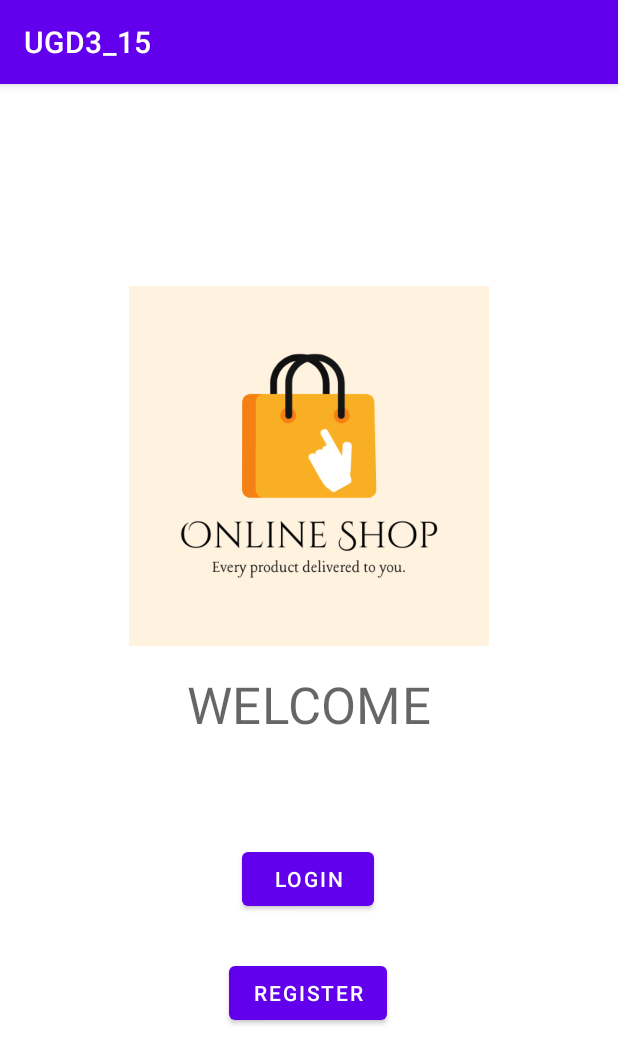
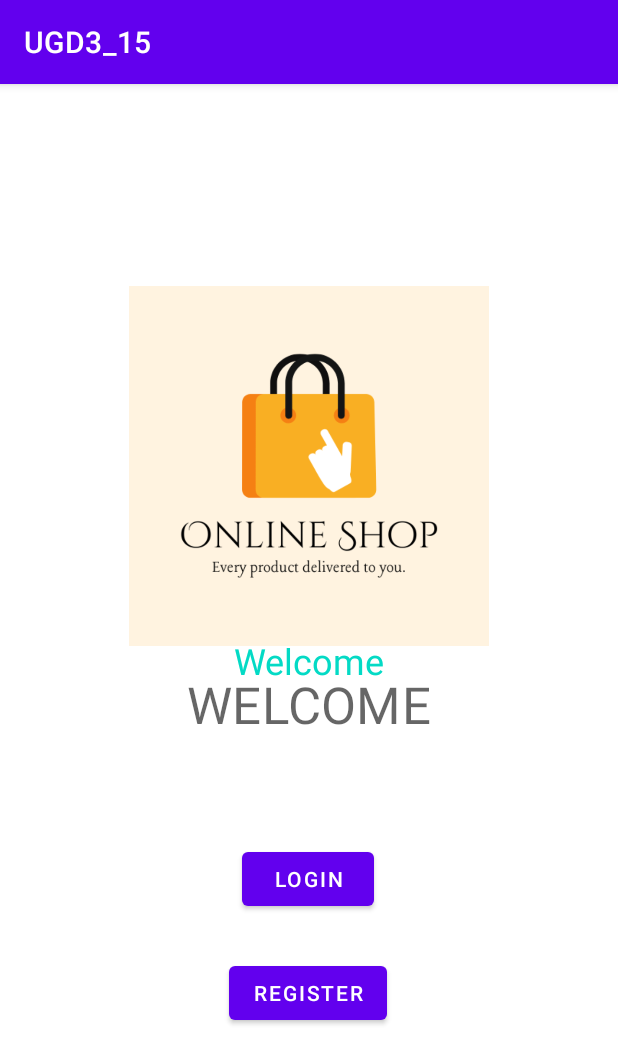
Before and after one commit to RenaSuban/UGD3_15, an Android app: the screen it shows after launch (MainActivity), on a phone screen of 412 x 824 dp. Shown: the top 1064 px of the screen. Run offline under Robolectric (Android 15) with nearby library versions, the phone set to English and light mode, and no system bars.

Commit message:
masih nyoba dlu

```diff
--- a/app/src/main/AndroidManifest.xml
+++ b/app/src/main/AndroidManifest.xml
@@ -14,13 +14,13 @@
         android:theme="@style/Theme.UGD3_15"
         tools:targetApi="31">
         <activity
-            android:name=".FragmentStar"
+            android:name=".StarFragment"
             android:exported="false" />
         <activity
             android:name=".MainPageActivity"
             android:exported="false" />
         <activity
-            android:name=".FragmentMain"
+            android:name=".MainFragment"
             android:exported="false" />
         <activity
             android:name=".LoginActivity"
--- a/app/src/main/java/com/unguided/ugd3_15/LoginActivity.kt
+++ b/app/src/main/java/com/unguided/ugd3_15/LoginActivity.kt
@@ -38,8 +38,8 @@ class LoginActivity : AppCompatActivity() {
             val username: String = inputUsername.getEditText()?.getText().toString()
             val password: String = inputPassword.getEditText()?.getText().toString()
 
-            if (username == "admin" && password == "kelompok9") checkLogin = true
-            if (username != "admin" && password != "kelompok9") {
+            if (username == "admin" && password == "kelompok15") checkLogin = true
+            if (username != "admin" && password != "kelompok15") {
                 if(username.isEmpty()){
                     inputUsername.setError("Username must be filled with text")
                     checkLogin = false
--- a/app/src/main/res/layout/activity_main.xml
+++ b/app/src/main/res/layout/activity_main.xml
@@ -30,6 +30,17 @@
         app:layout_constraintStart_toStartOf="@id/imageView"
         app:layout_constraintTop_toBottomOf="@id/imageView" />
 
+    <TextView
+        android:layout_width="wrap_content"
+        android:layout_height="wrap_content"
+        android:text="Welcome"
+        android:textColor="@color/teal_200"
+        android:textSize="24sp"
+        app:layout_constraintBottom_toBottomOf="parent"
+        app:layout_constraintLeft_toLeftOf="parent"
+        app:layout_constraintRight_toRightOf="parent"
+        app:layout_constraintTop_toTopOf="parent" />
+
     <com.google.android.material.button.MaterialButton
         android:id="@+id/btnLogin"
         android:layout_width="wrap_content"
```
Also changed, not shown: app/src/main/res/layout/activity_splash_screen.xml (added, +22 -0 lines).
